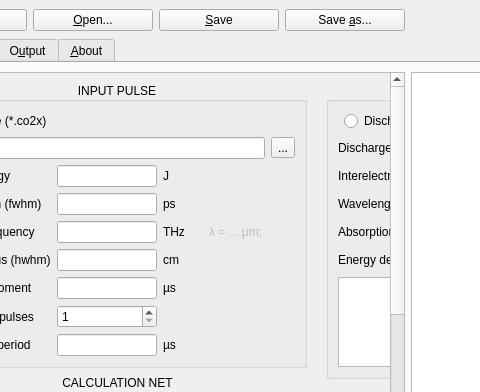
The window that co2amp-shell/mainwindow.ui (polyanskiy/co2amp) describes before a commit, drawn with Qt 5; both pictures show x 102 to 582 and y 0 to 392 of the 772 by 515 pixel window.
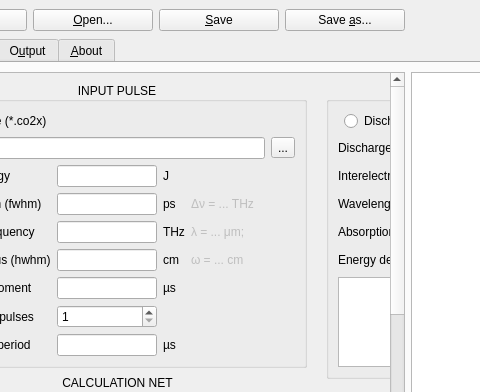
The same window after the commit. The open tabs and pages were chosen to show the change. Icons and pictures are not drawn.

Diff of the .ui file:
```diff
--- a/co2amp-shell/mainwindow.ui
+++ b/co2amp-shell/mainwindow.ui
@@ -650,22 +650,6 @@
                      </property>
                     </widget>
                    </item>
-                   <item row="4" column="3" colspan="2">
-                    <spacer name="horizontalSpacer_4">
-                     <property name="orientation">
-                      <enum>Qt::Horizontal</enum>
-                     </property>
-                     <property name="sizeType">
-                      <enum>QSizePolicy::Expanding</enum>
-                     </property>
-                     <property name="sizeHint" stdset="0">
-                      <size>
-                       <width>20</width>
-                       <height>0</height>
-                      </size>
-                     </property>
-                    </spacer>
-                   </item>
                    <item row="4" column="2">
                     <widget class="QLabel" name="label_tau0_2">
                      <property name="sizePolicy">
@@ -819,6 +803,42 @@
                      </property>
                     </widget>
                    </item>
+                   <item row="6" column="3">
+                    <widget class="QLabel" name="label_r0_3">
+                     <property name="enabled">
+                      <bool>false</bool>
+                     </property>
+                     <property name="text">
+                      <string>ω = ... cm</string>
+                     </property>
+                    </widget>
+                   </item>
+                   <item row="7" column="3">
+                    <spacer name="horizontalSpacer_4">
+                     <property name="orientation">
+                      <enum>Qt::Horizontal</enum>
+                     </property>
+                     <property name="sizeType">
+                      <enum>QSizePolicy::Expanding</enum>
+                     </property>
+                     <property name="sizeHint" stdset="0">
+                      <size>
+                       <width>20</width>
+                       <height>0</height>
+                      </size>
+                     </property>
+                    </spacer>
+                   </item>
+                   <item row="4" column="3">
+                    <widget class="QLabel" name="label_tau0_3">
+                     <property name="enabled">
+                      <bool>false</bool>
+                     </property>
+                     <property name="text">
+                      <string>Δν = ... THz</string>
+                     </property>
+                    </widget>
+                   </item>
                   </layout>
                  </widget>
                 </item>
```
Left out of the diff: 4 changed lines with no effect on the pictures.
